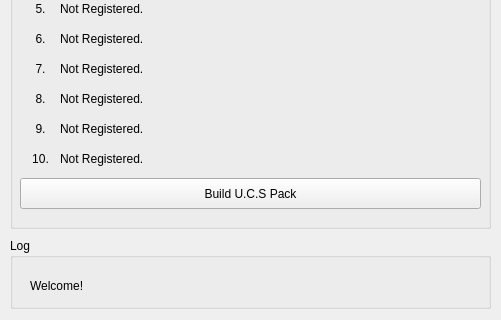
Before: the Qt Designer form UCSManager.ui in SerenityS/UCSManager, drawn with Qt 5; both pictures show x 0 to 501 and y 682 to 1002 of the 501 by 1002 pixel window.
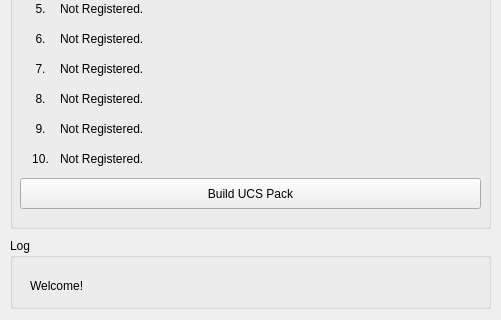
After: the same form once the commit is applied.

What changed in the file:
```diff
--- a/UCSManager.ui
+++ b/UCSManager.ui
@@ -322,7 +322,7 @@
       </rect>
      </property>
      <property name="text">
-      <string>Build U.C.S Pack</string>
+      <string>Build UCS Pack</string>
      </property>
     </widget>
     <widget class="QLabel" name="songInfo1">
```
